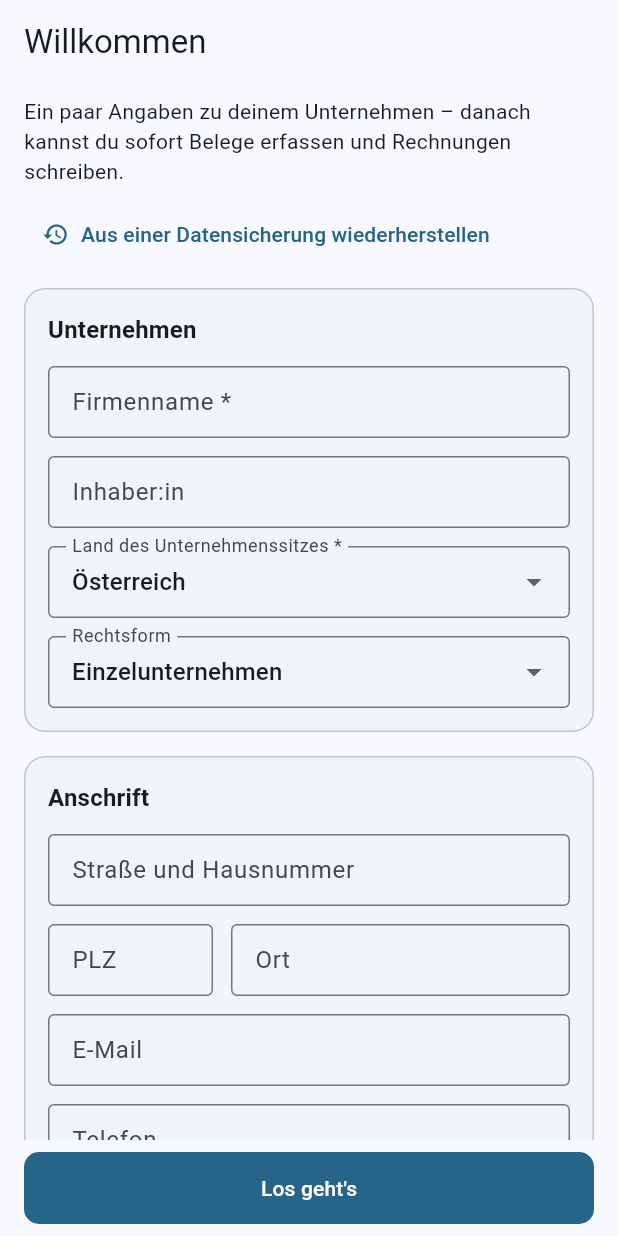
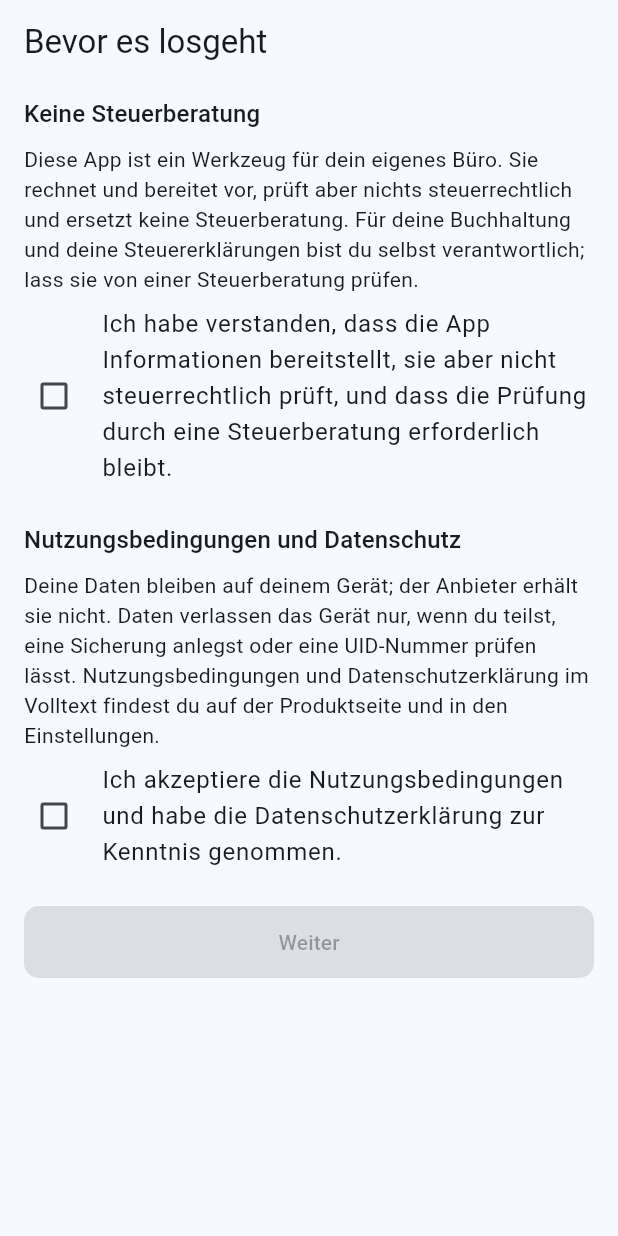
Before and after one commit to juergenjesenko-gif/Buchhaltung-, a Flutter app: the screen it shows after launch, on a phone screen of 412 x 824 dp. Run offline on Flutter 3.47's test engine with Material 3 defaults, Android fonts, the phone set to English and light mode, and no system bars; our stand-ins replace flutter_secure_storage, image_picker, pdf, share_plus, sqflite; missing offline and left inert: cryptography; accounts and stored records are empty.

Commit message:
Gerätetest: Bestätigungen, Auge-Symbol, Ordnername, Testanleitung
Rückmeldungen aus dem ersten Test auf einem Pixel 10:
- Bestätigungen vor der ersten Nutzung (L-17.1 bis L-17.4): „Keine
  Steuerberatung“ und „Nutzungsbedingungen/Datenschutz“, je eigenes,
  nicht vorausgewähltes Häkchen, Fassung und Zeitpunkt in consents
  (Schema 7), neue Fassung wird erneut abgefragt; keine Werbe-Einwilligung
- Kennwort- und Code-Felder mit Auge-Symbol (PasswordField)
- Android: Sicherungsordner zeigte die Dokument-ID statt des Namens
- TESTEN.md: arm64-APK, Dateien-App, Play Protect, Startbildschirm
- Lastenheft O-30 (Verifizierung E-Mail/Telefon, Entscheidung offen),
  Spezifikation P-L1 (Rechtstexte durch Anwältin)

181 Tests grün.

Co-Authored-By: Claude Opus 5.5 <noreply@anthropic.com>
Claude-Session: https://claude.ai/code/session_016sfhTuSB7LJAoqeRige712

```diff
--- a/lib/app_state.dart
+++ b/lib/app_state.dart
@@ -5,6 +5,7 @@ import 'core/formatting.dart';
 import 'data/app_database.dart';
 import 'data/repositories.dart';
 import 'domain/company_profile.dart';
+import 'domain/legal_texts.dart';
 import 'domain/money.dart';
 import 'domain/receipt.dart';
 import 'services/small_business_monitor.dart';
@@ -127,7 +128,18 @@ class AppState extends ChangeNotifier {
     return null;
   }
 
+  /// Noch nicht bestätigte Texte der aktuellen Fassung (L-17.1 bis L-17.4).
+  List<LegalText> _missingConsents = const [];
+  List<LegalText> get missingConsents => _missingConsents;
+
+  Future<void> acceptConsents() async {
+    await repositories.consents.accept(_missingConsents);
+    _missingConsents = await repositories.consents.missing();
+    notifyListeners();
+  }
+
   Future<void> reload() async {
+    _missingConsents = await repositories.consents.missing();
     _profile = await repositories.company.load();
     _categories = await repositories.categories.all();
     if (_profile != null) {
--- a/lib/data/app_database.dart
+++ b/lib/data/app_database.dart
@@ -16,7 +16,7 @@ class AppDatabase {
 
   /// Aktuelle Schemaversion. Öffentlich, weil docs/SPECIFICATION.md sie
   /// dokumentiert und test/specification_sync_test.dart beide vergleicht.
-  static const schemaVersion = 6;
+  static const schemaVersion = 7;
 
   Database? _db;
 
@@ -256,6 +256,18 @@ class AppDatabase {
       'ALTER TABLE company_profile ADD COLUMN auto_backup_last_at TEXT',
       'ALTER TABLE company_profile ADD COLUMN auto_backup_last_error TEXT',
     ],
+    // Version 7: Bestätigungen bei der ersten Einrichtung mit Zeitpunkt und
+    // Textfassung (Lastenheft L-17.1 bis L-17.4). Nur Einfügen.
+    7: [
+      '''
+      CREATE TABLE consents (
+        id INTEGER PRIMARY KEY AUTOINCREMENT,
+        kind TEXT NOT NULL,
+        version TEXT NOT NULL,
+        accepted_at TEXT NOT NULL
+      )
+      ''',
+    ],
   };
 
   /// Startkategorien, damit die App nicht mit einer leeren Auswahlliste startet.
--- a/lib/data/auto_backup_settings.dart
+++ b/lib/data/auto_backup_settings.dart
@@ -14,6 +14,15 @@ class AutoBackupSettings {
   final bool enabled;
   final String? folder;
   final String folderLabel;
+
+  /// Anzeigename; ältere Versionen speicherten unter Android die technische
+  /// Dokument-ID statt des Ordnernamens.
+  String get displayLabel =>
+      folderLabel.isEmpty ||
+          folderLabel.contains('doc=') ||
+          folderLabel.contains(';')
+      ? 'Gewählter Ordner'
+      : folderLabel;
   final DateTime? lastAt;
   final String? lastError;
 
--- a/lib/data/repositories.dart
+++ b/lib/data/repositories.dart
@@ -6,6 +6,7 @@ import '../domain/customer.dart';
 import '../domain/invoice.dart';
 import '../domain/money.dart';
 import '../domain/receipt.dart';
+import 'consent_repository.dart';
 import 'vat_check_repository.dart';
 
 /// Schreibt Änderungen an buchungsrelevanten Daten mit. Löschen und Ändern
@@ -593,6 +594,7 @@ class Repositories {
       openingTurnover = OpeningTurnoverRepository(db),
       invoices = InvoiceRepository(db),
       vatChecks = VatCheckRepository(db),
+      consents = ConsentRepository(db),
       audit = AuditLog(db);
 
   final CompanyRepository company;
@@ -602,6 +604,7 @@ class Repositories {
   final OpeningTurnoverRepository openingTurnover;
   final InvoiceRepository invoices;
   final VatCheckRepository vatChecks;
+  final ConsentRepository consents;
   final AuditLog audit;
 }
 
--- /dev/null
+++ b/lib/domain/legal_texts.dart
@@ -0,0 +1,56 @@
+/// Texte, die die Nutzerin bei der ersten Einrichtung bestätigt (Lastenheft
+/// L-17.1 bis L-17.4, L-17.12). Jede wesentliche Änderung bekommt eine neue
+/// [version]; die App holt die Bestätigung dann erneut ein.
+///
+/// Die Fassungen sind **Entwürfe**: Nutzungsbedingungen und
+/// Datenschutzerklärung erstellt bzw. prüft vor dem Release eine Anwältin
+/// (L-17.11, Spezifikation Abschnitt 14, P-L1).
+class LegalText {
+  const LegalText({
+    required this.kind,
+    required this.version,
+    required this.title,
+    required this.summary,
+    required this.confirmation,
+  });
+
+  final String kind;
+  final String version;
+  final String title;
+  final String summary;
+  final String confirmation;
+
+  /// L-17.1/L-17.2: eigenständig, von den Nutzungsbedingungen getrennt.
+  static const disclaimer = LegalText(
+    kind: 'disclaimer',
+    version: '2026-10-12',
+    title: 'Keine Steuerberatung',
+    summary:
+        'Diese App ist ein Werkzeug für dein eigenes Büro. Sie rechnet und '
+        'bereitet vor, prüft aber nichts steuerrechtlich und ersetzt keine '
+        'Steuerberatung. Für deine Buchhaltung und deine Steuererklärungen '
+        'bist du selbst verantwortlich; lass sie von einer Steuerberatung '
+        'prüfen.',
+    confirmation:
+        'Ich habe verstanden, dass die App Informationen bereitstellt, sie '
+        'aber nicht steuerrechtlich prüft, und dass die Prüfung durch eine '
+        'Steuerberatung erforderlich bleibt.',
+  );
+
+  static const terms = LegalText(
+    kind: 'terms',
+    version: '2026-10-12-entwurf',
+    title: 'Nutzungsbedingungen und Datenschutz',
+    summary:
+        'Deine Daten bleiben auf deinem Gerät; der Anbieter erhält sie nicht. '
+        'Daten verlassen das Gerät nur, wenn du teilst, eine Sicherung '
+        'anlegst oder eine UID-Nummer prüfen lässt. Nutzungsbedingungen und '
+        'Datenschutzerklärung im Volltext findest du auf der Produktseite und '
+        'in den Einstellungen.',
+    confirmation:
+        'Ich akzeptiere die Nutzungsbedingungen und habe die '
+        'Datenschutzerklärung zur Kenntnis genommen.',
+  );
+
+  static const all = [disclaimer, terms];
+}
--- /dev/null
+++ b/lib/features/onboarding/consent_screen.dart
@@ -0,0 +1,66 @@
+import 'package:flutter/material.dart';
+
+import '../../app_state.dart';
+import '../../domain/legal_texts.dart';
+
+/// Bestätigungen bei der ersten Einrichtung und nach Textänderungen
+/// (Lastenheft L-17.1 bis L-17.4). Jede Bestätigung ist eigenständig, nicht
+/// vorausgewählt und nicht überspringbar. Eine Einwilligung in Werbung gibt
+/// es nicht, weil die App keine Daten dafür erhebt.
+class ConsentScreen extends StatefulWidget {
+  const ConsentScreen({super.key, required this.texts});
+
+  final List<LegalText> texts;
+
+  @override
+  State<ConsentScreen> createState() => _ConsentScreenState();
+}
+
+class _ConsentScreenState extends State<ConsentScreen> {
+  final _checked = <String>{};
+  bool _saving = false;
+
+  bool get _complete => widget.texts.every((t) => _checked.contains(t.kind));
+
+  Future<void> _accept() async {
+    setState(() => _saving = true);
+    await AppScope.read(context).acceptConsents();
+  }
+
+  @override
+  Widget build(BuildContext context) {
+    final theme = Theme.of(context);
+    return Scaffold(
+      appBar: AppBar(
+        title: const Text('Bevor es losgeht'),
+        automaticallyImplyLeading: false,
+      ),
+      body: ListView(
+        padding: const EdgeInsets.fromLTRB(16, 8, 16, 32),
+        children: [
+          for (final text in widget.texts) ...[
+            Text(text.title, style: theme.textTheme.titleMedium),
+            const SizedBox(height: 8),
+            Text(text.summary),
+            CheckboxListTile(
+              contentPadding: EdgeInsets.zero,
+              controlAffinity: ListTileControlAffinity.leading,
+              value: _checked.contains(text.kind),
+              onChanged: (value) => setState(
+                () => value == true
+                    ? _checked.add(text.kind)
+                    : _checked.remove(text.kind),
+              ),
+              title: Text(text.confirmation),
+            ),
+            const SizedBox(height: 16),
+          ],
+          FilledButton(
+            onPressed: _complete && !_saving ? _accept : null,
+            child: const Text('Weiter'),
+          ),
+        ],
+      ),
+    );
+  }
+}
--- a/lib/main.dart
+++ b/lib/main.dart
@@ -7,6 +7,7 @@ import 'package:intl/date_symbol_data_local.dart';
 import 'app_state.dart';
 import 'features/home/home_shell.dart';
 import 'features/onboarding/company_setup_screen.dart';
+import 'features/onboarding/consent_screen.dart';
 import 'theme.dart';
 
 Future<void> main() async {
@@ -70,6 +71,9 @@ class _Root extends StatelessWidget {
     if (state.isLoading) {
       return const Scaffold(body: Center(child: CircularProgressIndicator()));
     }
+    if (state.missingConsents.isNotEmpty) {
+      return ConsentScreen(texts: state.missingConsents);
+    }
     if (state.needsOnboarding) {
       return const CompanySetupScreen(isOnboarding: true);
     }
```
Also changed, not shown: lib/data/consent_repository.dart (added, +34 -0 lines), lib/features/backup/backup_screen.dart (+8 -15 lines), lib/widgets/common.dart (+51 -0 lines), 7 other files.
